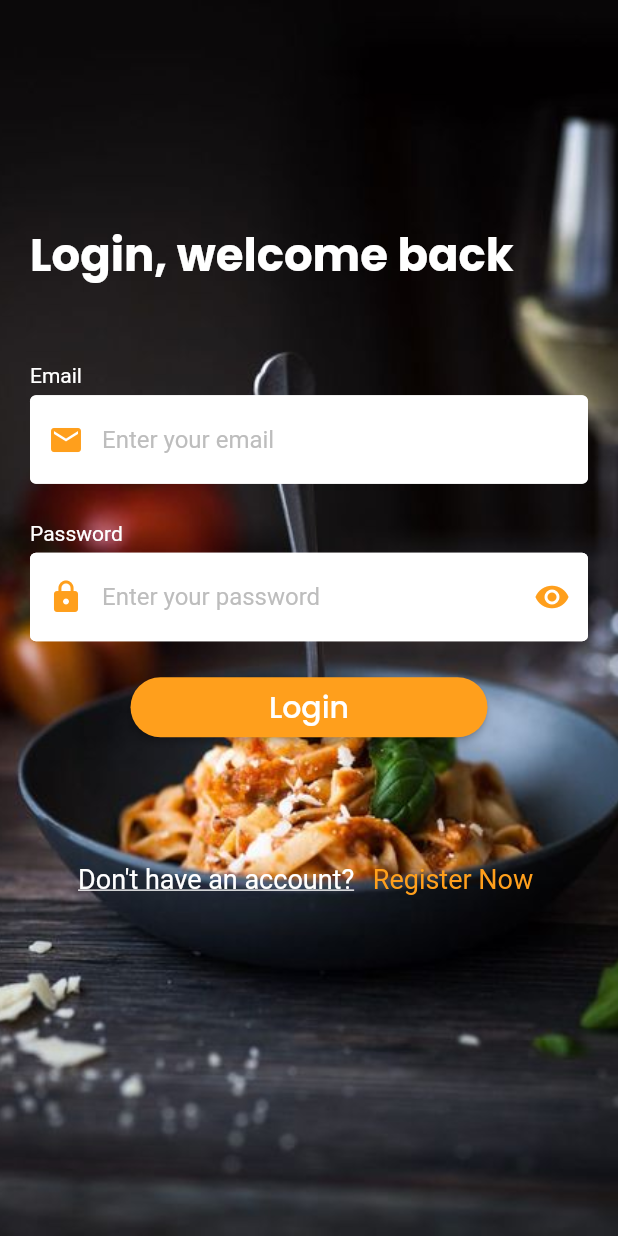
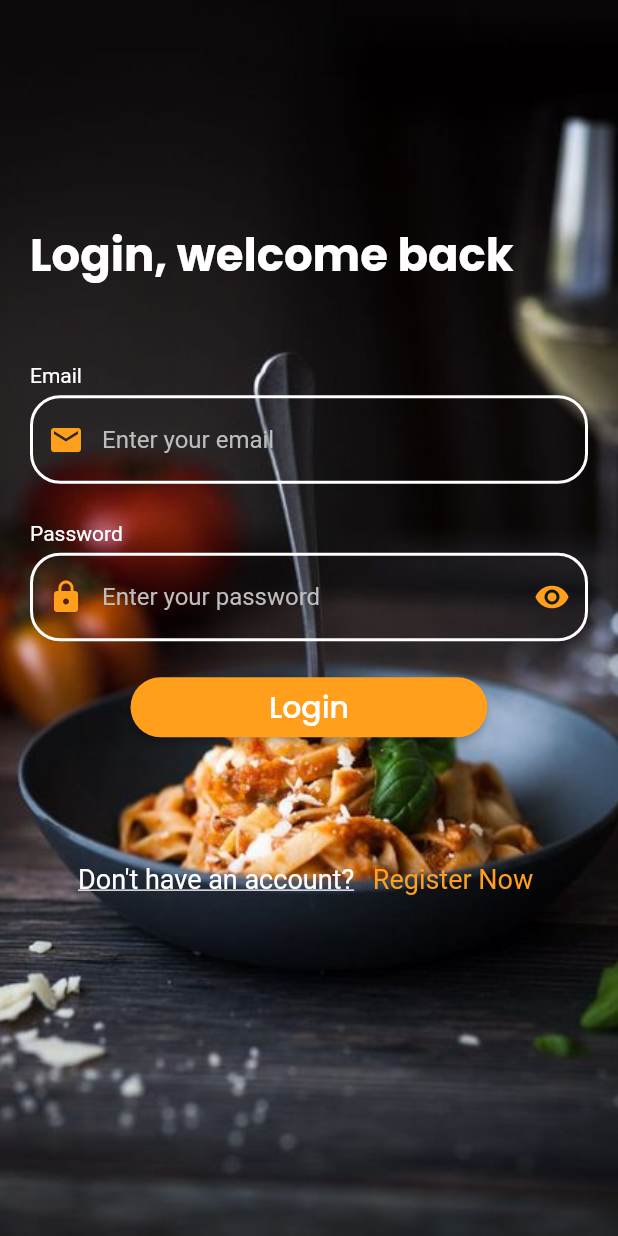
Before and after one commit to ManarAhmeD15/recipe_app, a Flutter app: the LoginScreen screen opened by its route, on a phone screen of 412 x 824 dp. Run offline on Flutter 3.47's test engine with Material 2 defaults, Android fonts, the phone set to English and light mode, and no system bars; our stand-ins replace google_fonts, lottie; network calls fail.

Commit message:
last update

```diff
--- a/lib/pages/login_screen.dart
+++ b/lib/pages/login_screen.dart
@@ -105,17 +105,27 @@ class _LoginScreenState extends State<LoginScreen> {
                             style: TextStyle(color: Colors.grey[500]),
                             keyboardType: TextInputType.emailAddress,
                             decoration: InputDecoration(
+                              errorBorder: OutlineInputBorder(
+                                  borderRadius: BorderRadius.circular(20),
 
+                                  borderSide: BorderSide(color: Colors.red,width: 2)
+                              ),
                               hintText: "Enter your email",
                               hintStyle: TextStyle(color: Colors.grey[400]),
-                              filled: true,
-                              fillColor: Colors.white,
-                              border: OutlineInputBorder(),
+                              //filled: true,
+                              //fillColor: Colors.white,
+                              border: OutlineInputBorder(
+                                borderRadius: BorderRadius.circular(20)
+                              ),
                               prefixIcon: Icon(Icons.email,color: AppColors.backColor,),
                               enabledBorder: OutlineInputBorder(
+                                  borderRadius: BorderRadius.circular(20),
+
                                   borderSide: BorderSide(color: Colors.white,width: 2)),
                               focusedBorder: OutlineInputBorder(
+                                borderRadius: BorderRadius.circular(20),
                                 borderSide: BorderSide(
+                                  width: 2,
                                   color: AppColors.backColor,
                                 ),
                               ),
@@ -135,6 +145,7 @@ class _LoginScreenState extends State<LoginScreen> {
                         SizedBox(
                           width: size.width,
                           child: TextFormField(
+
                             style: TextStyle(color: Colors.grey[500]),
 
                             validator: (String? input) {
@@ -149,9 +160,16 @@ class _LoginScreenState extends State<LoginScreen> {
                             keyboardType: TextInputType.visiblePassword,
                             focusNode: passwordFocusNode,
                             decoration: InputDecoration(
-                              filled: true,
-                              fillColor: Colors.white,
+                              errorBorder: OutlineInputBorder(
+                                  borderRadius: BorderRadius.circular(20),
+
+                                  borderSide: BorderSide(color: Colors.red,width: 2)
+                              ),
+
+                              //filled: true,
+                              //fillColor: Colors.white,
                               hintText: "Enter your password",
+
                               hintStyle: TextStyle(color: Colors.grey[400]),
                               prefixIcon: Icon(Icons.lock,color: AppColors.backColor,),
                               suffixIcon: IconButton(
@@ -162,13 +180,19 @@ class _LoginScreenState extends State<LoginScreen> {
                                 }, icon: _isObscured ? Icon(Icons.visibility,color: AppColors.backColor,) :Icon(Icons.visibility_off,color: AppColors.backColor,),
 
                               ),
-                              border: OutlineInputBorder(),
+                              border: OutlineInputBorder(
+                                borderRadius: BorderRadius.circular(66),
+
+                              ),
                               focusedBorder: OutlineInputBorder(
+                                borderRadius: BorderRadius.circular(20),
                                 borderSide: BorderSide(
+                                  width: 2,
                                   color: AppColors.backColor,
                                 ),
                               ),
                               enabledBorder: OutlineInputBorder(
+                                borderRadius: BorderRadius.circular(20),
                                 borderSide: BorderSide(color: Colors.white,width: 2)
                               ),
                               // labelText: 'Password'
```
Also changed, not shown: assets/food.jpg (deleted), assets/food2.jpg (deleted).
